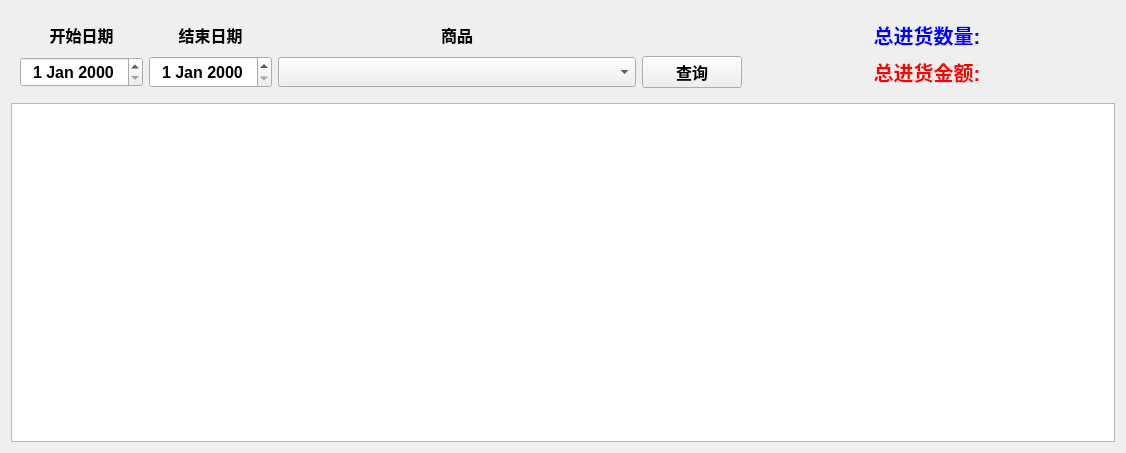
This is ui/purchase_record.ui in XHApplet/GoodsBook as Qt 5 draws it before an edit. The edited form follows.
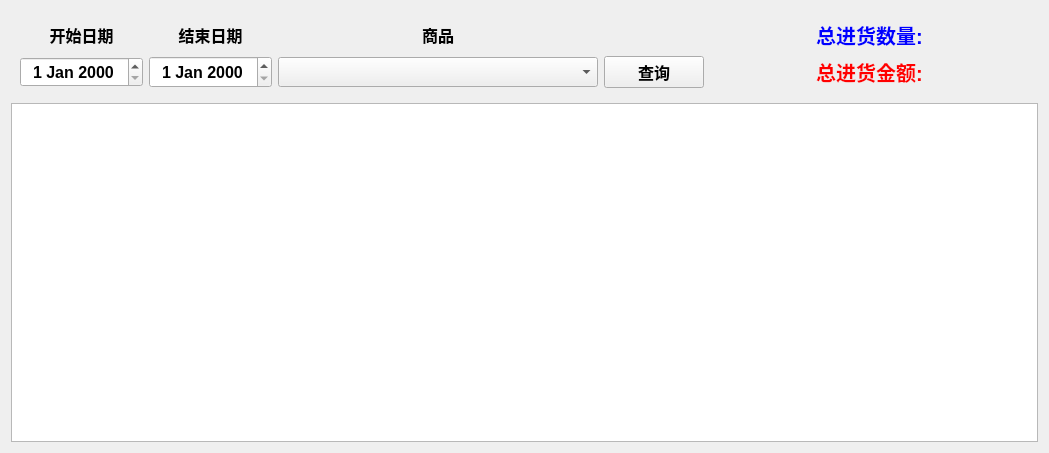
This is the edited form. Custom widgets are drawn as their Qt base class.

What changed in the file:
```diff
--- a/ui/purchase_record.ui
+++ b/ui/purchase_record.ui
@@ -6,7 +6,7 @@
    <rect>
     <x>0</x>
     <y>0</y>
-    <width>1126</width>
+    <width>1049</width>
     <height>453</height>
    </rect>
   </property>
```
